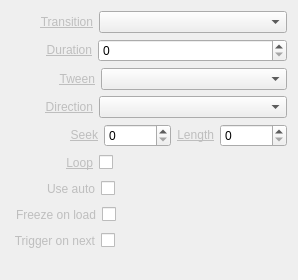
Old version of the form Widgets/Inspector/InspectorVideoWidget.ui in the repository CasparCG/client.
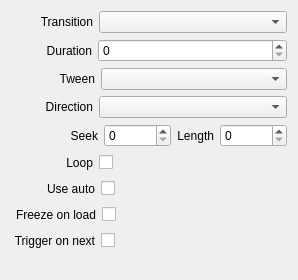
New version of the form.

```diff
--- a/Widgets/Inspector/InspectorVideoWidget.ui
+++ b/Widgets/Inspector/InspectorVideoWidget.ui
@@ -38,7 +38,7 @@
      <item>
       <widget class="QLabel" name="labelTransition">
        <property name="text">
-        <string>&lt;a href=&quot;Transition&quot; style=&quot;color: #BEBEBE;&quot;&gt;Transition&lt;/a&gt;</string>
+        <string>Transition</string>
        </property>
        <property name="alignment">
         <set>Qt::AlignRight|Qt::AlignTrailing|Qt::AlignVCenter</set>
@@ -78,7 +78,7 @@
      <item>
       <widget class="QLabel" name="labelDuration">
        <property name="text">
-        <string>&lt;a href=&quot;Duration&quot; style=&quot;color: #BEBEBE;&quot;&gt;Duration&lt;/a&gt;</string>
+        <string>Duration</string>
        </property>
        <property name="alignment">
         <set>Qt::AlignRight|Qt::AlignTrailing|Qt::AlignVCenter</set>
@@ -121,7 +121,7 @@
      <item>
       <widget class="QLabel" name="labelTween">
        <property name="text">
-        <string>&lt;a href=&quot;Tween&quot; style=&quot;color: #BEBEBE;&quot;&gt;Tween&lt;/a&gt;</string>
+        <string>Tween</string>
        </property>
        <property name="alignment">
         <set>Qt::AlignRight|Qt::AlignTrailing|Qt::AlignVCenter</set>
@@ -161,7 +161,7 @@
      <item>
       <widget class="QLabel" name="labelDirection">
        <property name="text">
-        <string>&lt;a href=&quot;Direction&quot; style=&quot;color: #BEBEBE;&quot;&gt;Direction&lt;/a&gt;</string>
+        <string>Direction</string>
        </property>
        <property name="alignment">
         <set>Qt::AlignRight|Qt::AlignTrailing|Qt::AlignVCenter</set>
@@ -204,7 +204,7 @@
         <string>Start playback at this frame</string>
        </property>
        <property name="text">
-        <string>&lt;a href=&quot;Seek&quot; style=&quot;color: #BEBEBE;&quot;&gt;Seek&lt;/a&gt;</string>
+        <string>Seek</string>
        </property>
        <property name="alignment">
         <set>Qt::AlignRight|Qt::AlignTrailing|Qt::AlignVCenter</set>
@@ -230,7 +230,7 @@
         <string>Stop playback at this frame relative to the seek frame</string>
        </property>
        <property name="text">
-        <string>&lt;a href=&quot;Length&quot; style=&quot;color: #BEBEBE;&quot;&gt;Length&lt;/a&gt;</string>
+        <string>Length</string>
        </property>
        <property name="alignment">
         <set>Qt::AlignRight|Qt::AlignTrailing|Qt::AlignVCenter</set>
@@ -273,7 +273,7 @@
      <item>
       <widget class="QLabel" name="labelLoop">
        <property name="text">
-        <string>&lt;a href=&quot;Loop&quot; style=&quot;color: #BEBEBE;&quot;&gt;Loop&lt;/a&gt;</string>
+        <string>Loop</string>
        </property>
        <property name="alignment">
         <set>Qt::AlignRight|Qt::AlignTrailing|Qt::AlignVCenter</set>
@@ -326,7 +326,7 @@
      <item>
       <widget class="QLabel" name="labelUseAuto">
        <property name="text">
-        <string>&lt;a href=&quot;Use auto&quot; style=&quot;color: #BEBEBE;&quot;&gt;Use auto&lt;/a&gt;</string>
+        <string>Use auto</string>
        </property>
        <property name="alignment">
         <set>Qt::AlignRight|Qt::AlignTrailing|Qt::AlignVCenter</set>
@@ -379,7 +379,7 @@
      <item>
       <widget class="QLabel" name="labelPauseOnLoad">
        <property name="text">
-        <string>&lt;a href=&quot;Freeze on load&quot; style=&quot;color: #BEBEBE;&quot;&gt;Freeze on load&lt;/a&gt;</string>
+        <string>Freeze on load</string>
        </property>
        <property name="alignment">
         <set>Qt::AlignRight|Qt::AlignTrailing|Qt::AlignVCenter</set>
@@ -432,7 +432,7 @@
      <item>
       <widget class="QLabel" name="labelTriggerOnNext">
        <property name="text">
-        <string>&lt;a href=&quot;Trigger on next&quot; style=&quot;color: #BEBEBE;&quot;&gt;Trigger on next&lt;/a&gt;</string>
+        <string>Trigger on next</string>
        </property>
        <property name="alignment">
         <set>Qt::AlignRight|Qt::AlignTrailing|Qt::AlignVCenter</set>
```
